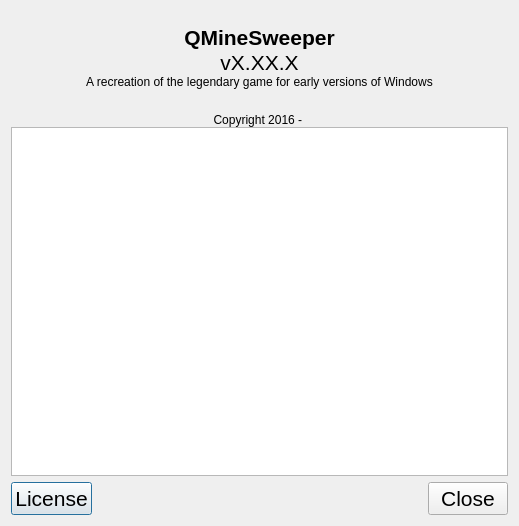
The window that forms/aboutqmsdialog.ui (Pinguinsan/QMineSweeper) describes before a commit, drawn with Qt 5.
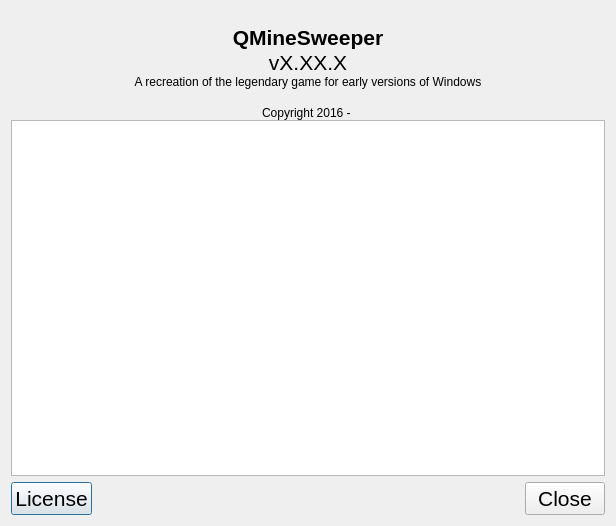
The same window after the commit. Icons and pictures are not drawn.

Commit message: Auto-Commit - Z170A-Titanium-PC

```diff
--- a/forms/aboutqmsdialog.ui
+++ b/forms/aboutqmsdialog.ui
@@ -6,10 +6,16 @@
    <rect>
     <x>0</x>
     <y>0</y>
-    <width>519</width>
+    <width>616</width>
     <height>526</height>
    </rect>
   </property>
+  <property name="minimumSize">
+   <size>
+    <width>500</width>
+    <height>0</height>
+   </size>
+  </property>
   <property name="windowTitle">
    <string>About QMineSweeper</string>
   </property>
@@ -82,7 +88,7 @@
       <widget class="QLabel" name="lblProgramWebsite">
        <property name="font">
         <font>
-         <pointsize>16</pointsize>
+         <pointsize>11</pointsize>
         </font>
        </property>
        <property name="toolTip">
@@ -116,7 +122,14 @@
       </widget>
      </item>
      <item>
-      <widget class="QTextEdit" name="tbAboutQmsLicense"/>
+      <widget class="QTextEdit" name="tbAboutQmsLicense">
+       <property name="minimumSize">
+        <size>
+         <width>0</width>
+         <height>200</height>
+        </size>
+       </property>
+      </widget>
      </item>
     </layout>
    </item>
```
The commit also changes 1 other file.
